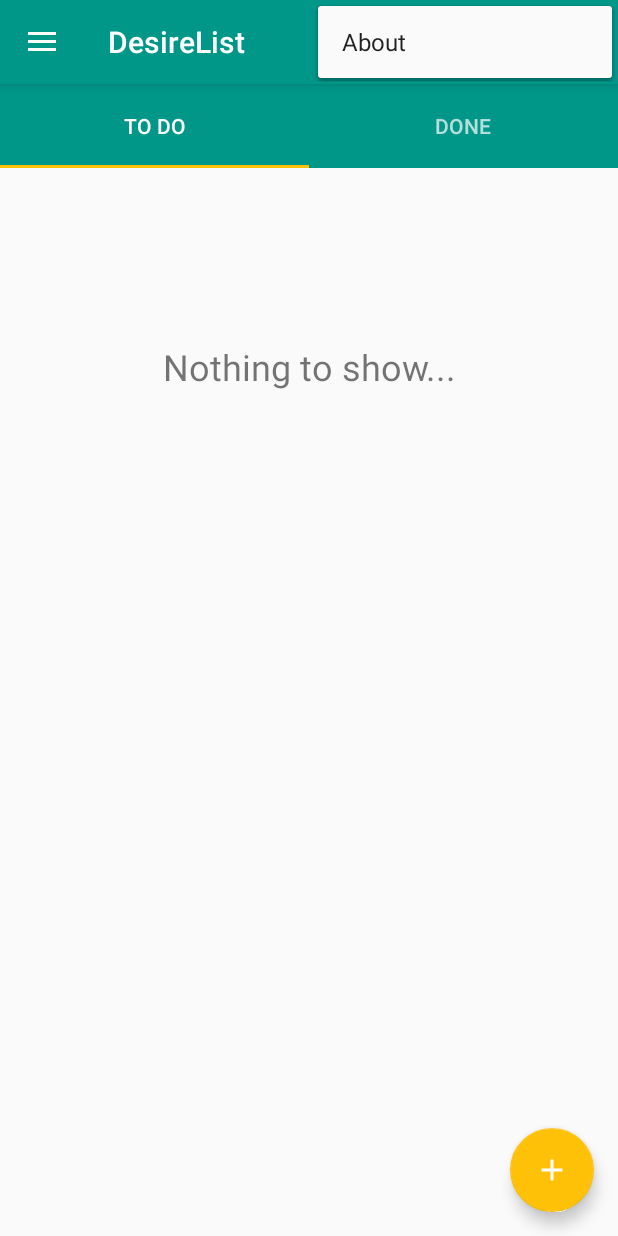
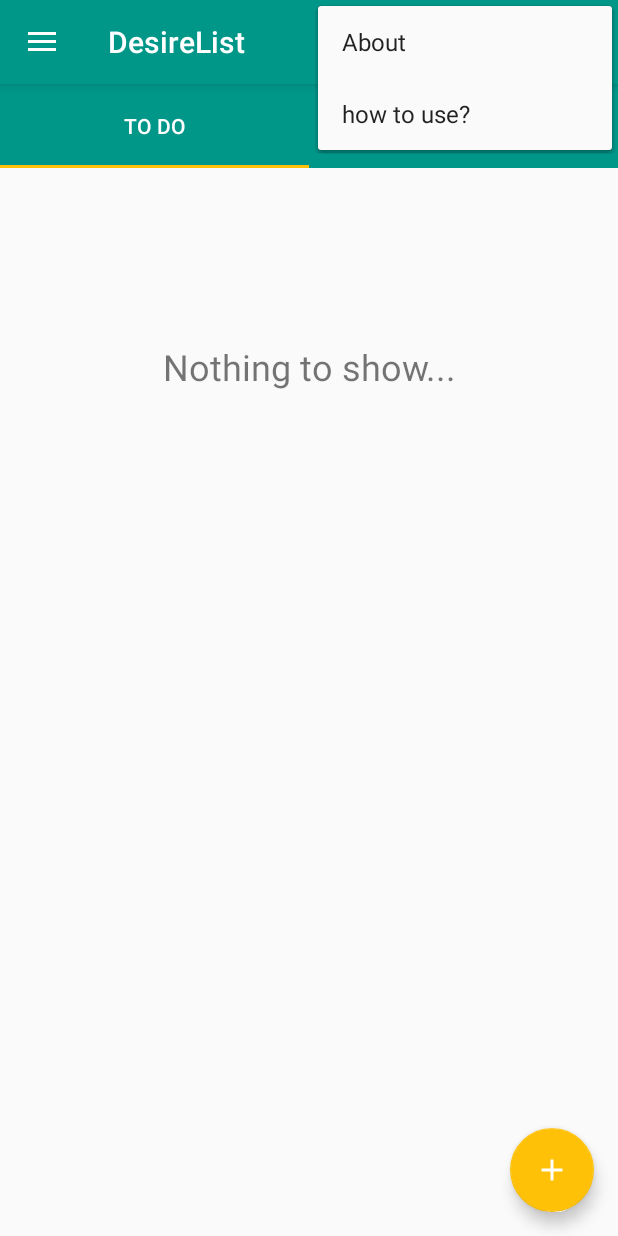
Before and after one commit to addicheung/DesireList, an Android app: the screen it shows after launch (MainActivity), with the options menu open, on a phone screen of 412 x 824 dp. Run offline under Robolectric (Android 15) with nearby library versions, the phone set to English and light mode, and no system bars.

Commit message:
five commit add chinese support

```diff
--- a/app/src/main/java/cn/studyjams/s1/sj32/zhangqidi/adapter/ContentDoneAdapter.java
+++ b/app/src/main/java/cn/studyjams/s1/sj32/zhangqidi/adapter/ContentDoneAdapter.java
@@ -47,9 +47,9 @@ public class ContentDoneAdapter extends RecyclerView.Adapter<ContentDoneAdapter.
             (holder).tv_done_type.setText("D");
             (holder).tv_done_type.setBackgroundColor(context.getResources().getColor(R.color.colorAccent));
         }
-        (holder).tv_done_date.setText("Date: "+bean.getDate());
-        (holder).tv_done_detail.setText("Detail: "+bean.getDetail());
-        (holder).tv_done_points.setText("Points: "+bean.getPoints()+"");
+        (holder).tv_done_date.setText(context.getResources().getString(R.string.date)+": "+bean.getDate());
+        (holder).tv_done_detail.setText(context.getResources().getString(R.string.hint)+": "+bean.getDetail());
+        (holder).tv_done_points.setText(context.getResources().getString(R.string.point_dialog)+bean.getPoints()+"");
 
         if (bean.getType().equals("task")) {
            /* (holder).tv_done_type.setBackgroundColor(context.getResources().getColor(R.color.colorPrimary));
--- a/app/src/main/java/cn/studyjams/s1/sj32/zhangqidi/adapter/ContentToDoAdapter.java
+++ b/app/src/main/java/cn/studyjams/s1/sj32/zhangqidi/adapter/ContentToDoAdapter.java
@@ -46,9 +46,9 @@ public class ContentToDoAdapter extends RecyclerView.Adapter<ContentToDoAdapter.
         Taskbean bean = mData.get(position);
         String task = "task";
         Log.i("onBindViewH", bean.getType() + "-");
-        (holder).tv_todo_date.setText("Date: " + bean.getDate());
-        (holder).tv_todo_detail.setText("Detail: " + bean.getDetail());
-        (holder).tv_todo_points.setText("Points: " + bean.getPoints());
+        (holder).tv_todo_date.setText(context.getResources().getString(R.string.date)+": " + bean.getDate());
+        (holder).tv_todo_detail.setText(context.getResources().getString(R.string.hint)+": " + bean.getDetail());
+        (holder).tv_todo_points.setText(context.getResources().getString(R.string.point_dialog) + bean.getPoints());
         if ((bean.getType()).equals(task)) {
             holder.iv_todo_type.setText("T");
             holder.iv_todo_type.setBackgroundColor(context.getResources().getColor(R.color.colorPrimary));
--- a/app/src/main/java/cn/studyjams/s1/sj32/zhangqidi/fragment/HomeFragment.java
+++ b/app/src/main/java/cn/studyjams/s1/sj32/zhangqidi/fragment/HomeFragment.java
@@ -43,8 +43,8 @@ public class HomeFragment extends Fragment {
         View view = inflater.inflate(R.layout.fragment_home,container,false);
         viewPager = (ViewPager) view.findViewById(R.id.vp_home);
         tabLayout = (TabLayout) view.findViewById(R.id.tl_home);
-        tabLayout.addTab(tabLayout.newTab().setText("Todo"));
-        tabLayout.addTab(tabLayout.newTab().setText("Done"));
+        tabLayout.addTab(tabLayout.newTab().setText(getResources().getString(R.string.todo)));
+        tabLayout.addTab(tabLayout.newTab().setText(getResources().getString(R.string.done)));
         setupAdapter();
         return view;
     }
@@ -67,7 +67,7 @@ public class HomeFragment extends Fragment {
 
 
     public class  MyPagerAdapter extends FragmentPagerAdapter{
-        private String[] titles = new String[]{"To Do","Done"};
+        private String[] titles = new String[]{getResources().getString(R.string.todo),getResources().getString(R.string.done)};
         private List<Fragment> mData = new ArrayList<>();
         public MyPagerAdapter(FragmentManager fm, List<Fragment> mData) {
             super(fm);
--- a/app/src/main/res/layout/fragment_profile.xml
+++ b/app/src/main/res/layout/fragment_profile.xml
@@ -52,7 +52,7 @@
                 android:layout_marginTop="8dp"
                 android:layout_weight="3"
                 android:gravity="center"
-                android:text="Total Task" />
+                android:text="@string/total_task" />
             <TextView
                 android:id="@+id/tv_profile_totaltask"
                 android:layout_width="0dp"
@@ -77,7 +77,7 @@
                 android:layout_marginTop="8dp"
                 android:layout_weight="3"
                 android:gravity="center"
-                android:text="Total Desire" />
+                android:text="@string/total_desire" />
             <TextView
                 android:id="@+id/tv_profile_totaldesire"
                 android:layout_width="0dp"
--- a/app/src/main/res/layout/item_done_list.xml
+++ b/app/src/main/res/layout/item_done_list.xml
@@ -39,7 +39,7 @@
                 android:layout_width="wrap_content"
                 android:layout_height="0dp"
                 android:layout_weight="1"
-                android:text="Date" />
+                android:text="@string/date" />
 
             <TextView
                 android:paddingTop="4dp"
@@ -47,14 +47,14 @@
                 android:layout_width="wrap_content"
                 android:layout_height="0dp"
                 android:layout_weight="2"
-                android:text="detail" />
+                android:text="@string/hint" />
 
             <TextView
                 android:id="@+id/tv_done_points"
                 android:layout_width="wrap_content"
                 android:layout_height="0dp"
                 android:layout_weight="1"
-                android:text="points" />
+                android:text="@string/point_dialog" />
         </LinearLayout>
 
         <TextView
--- a/app/src/main/res/layout/item_todo_list.xml
+++ b/app/src/main/res/layout/item_todo_list.xml
@@ -39,7 +39,7 @@
                 android:layout_width="wrap_content"
                 android:layout_height="0dp"
                 android:layout_weight="1"
-                android:text="Date" />
+                android:text="@string/date" />
 
             <TextView
                 android:paddingTop="4dp"
@@ -47,14 +47,14 @@
                 android:layout_width="wrap_content"
                 android:layout_height="0dp"
                 android:layout_weight="2"
-                android:text="Detail" />
+                android:text="@string/hint" />
 
             <TextView
                 android:id="@+id/tv_todo_points"
                 android:layout_width="wrap_content"
                 android:layout_height="0dp"
                 android:layout_weight="1"
-                android:text="Points" />
+                android:text="@string/point_dialog" />
         </LinearLayout>
 
         <ImageView
--- a/app/src/main/res/menu/activity_main_drawer.xml
+++ b/app/src/main/res/menu/activity_main_drawer.xml
@@ -21,7 +21,7 @@
             <item
                 android:id="@+id/nav_share"
                 android:icon="@drawable/ic_menu_share"
-                android:title="Share" />
+                android:title="@string/nav_share" />
             <item
                 android:id="@+id/nav_exit"
                 android:icon="@drawable/ic_menu_send"
--- a/app/src/main/res/menu/main.xml
+++ b/app/src/main/res/menu/main.xml
@@ -6,4 +6,9 @@
         android:orderInCategory="100"
         android:title="@string/nav_about"
         app:showAsAction="never" />
+    <item
+        android:id="@+id/nav_showguide"
+        android:orderInCategory="100"
+        android:title="@string/nav_showguide"
+        app:showAsAction="never" />
 </menu>
--- a/app/src/main/res/values/strings.xml
+++ b/app/src/main/res/values/strings.xml
@@ -1,5 +1,9 @@
 <resources>
     <string name="app_name">DesireList</string>
+    <string name="desire">Desire</string>
+    <string name="task">Task</string>
+    <string name="todo">To Do</string>
+    <string name="done">Done</string>
     <string name="navigation_drawer_open">Open navigation drawer</string>
     <string name="navigation_drawer_close">Close navigation drawer</string>
     <string name="action_settings">Settings</string>
@@ -28,4 +32,15 @@
     <string name="howtouse_detail2" >Then you can add task or desire</string>
     <string name="howtouse_detail3" >You can open the left drawer to go to see your profile,guidance,share the app or exit</string>
     <string name="howtouse_detail4" >At last you can scroll the tap to see the things to do or done.In the To Do tab you can press the tick and that means you finish this thing</string>
+    <string name="nav_showguide">how to use?</string>
+    <string name="nav_share">Share</string>
+    <string name="cancel">Cancel</string>
+    <string name="add">Add</string>
+    <string name="type_dialog">Type:</string>
+    <string name="point_dialog">Points:</string>
+    <string name="hint">Detail</string>
+    <string name="date">Date</string>
+    <string name="total_task">Total Task</string>
+    <string name="total_desire">Total Desire</string>
+    <string name="snack_bar">Press back again to exit</string>
 </resources>
```
Also changed, not shown: app/src/main/java/cn/studyjams/s1/sj32/zhangqidi/activity/MainActivity.java (+12 -5 lines), app/src/main/res/layout/dialog_add.xml (+7 -7 lines), app/src/main/res/drawable/guide1.png (renamed from app/src/main/res/drawable-v21/guide1.png), app/src/main/res/drawable/guide2.png (renamed from app/src/main/res/drawable-v21/guide2.png), app/src/main/res/drawable/guide3.png (renamed from app/src/main/res/drawable-v21/guide3.png), app/src/main/res/drawable/guide4.png (renamed from app/src/main/res/drawable-v21/guide4.png), app/src/main/res/drawable/shape_cartextview.xml (renamed from app/src/main/res/drawable-v21/shape_cartextview.xml), app/src/main/res/drawable/shape_cartextview2.xml (renamed from app/src/main/res/drawable-v21/shape_cartextview2.xml), app/src/main/res/drawable/studyjams.png (renamed from app/src/main/res/drawable-v21/studyjams.png), 1 other file.
